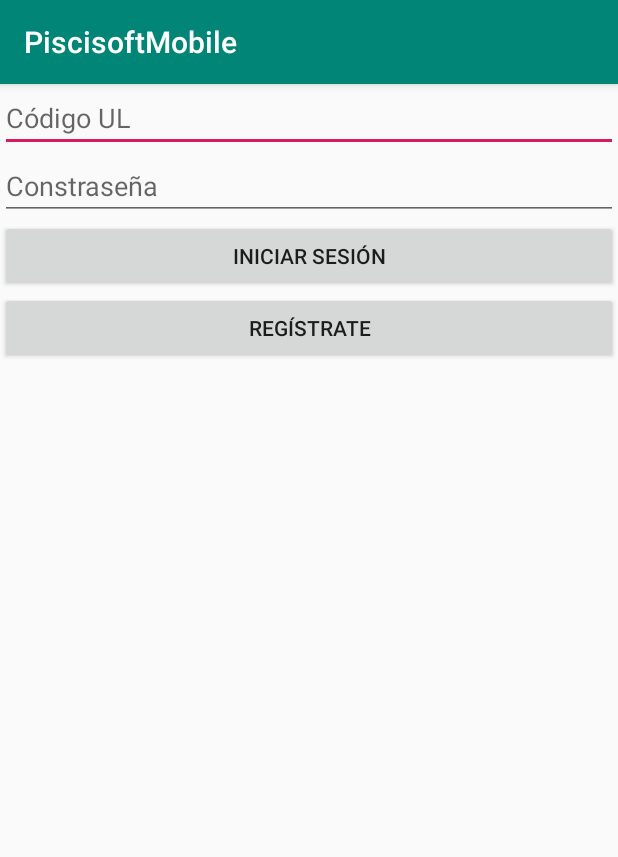
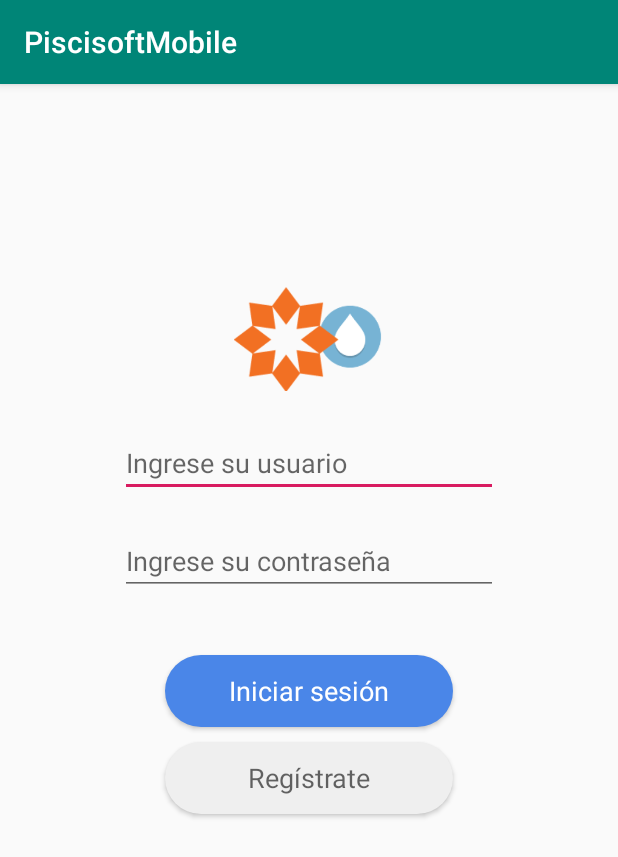
Before and after one commit to Giancarlo987/PisciSoft, an Android app: the screen it shows after launch (MainActivity), on a phone screen of 412 x 824 dp. Shown: the top 857 px of the screen. Run offline under Robolectric (Android 15) with nearby library versions, the phone set to English and light mode, and no system bars; our stand-ins replace Firebase (no records; nobody signed in at launch, a user with empty details on screens opened directly).

Commit message:
Ingrid
login y user activities

```diff
--- a/PiscisoftMobile/app/src/main/AndroidManifest.xml
+++ b/PiscisoftMobile/app/src/main/AndroidManifest.xml
@@ -15,7 +15,7 @@
             android:theme="@style/AppTheme.NoActionBar"></activity>
         <activity
             android:name=".SesionActivity"
-            android:label="@string/title_activity_sesion" />
+            android:label="@string/title_activity_sesion"/>
         <activity android:name=".RegistroActivity" />
         <activity android:name=".MainActivity">
             <intent-filter>
--- /dev/null
+++ b/PiscisoftMobile/app/src/main/res/drawable/boton_azul.xml
@@ -0,0 +1,10 @@
+<?xml version="1.0" encoding="utf-8"?>
+<shape xmlns:android="http://schemas.android.com/apk/res/android" >
+    <solid
+        android:color="#4A86E8"/>
+    <corners
+        android:bottomLeftRadius="50dp"
+        android:bottomRightRadius="50dp"
+        android:topLeftRadius="50dp"
+        android:topRightRadius="50dp" />
+</shape>
--- /dev/null
+++ b/PiscisoftMobile/app/src/main/res/drawable/boton_gris.xml
@@ -0,0 +1,10 @@
+<?xml version="1.0" encoding="utf-8"?>
+<shape xmlns:android="http://schemas.android.com/apk/res/android" >
+    <solid
+        android:color="#EFEFEF"/>
+    <corners
+        android:bottomLeftRadius="50dp"
+        android:bottomRightRadius="50dp"
+        android:topLeftRadius="50dp"
+        android:topRightRadius="50dp" />
+</shape>
--- a/PiscisoftMobile/app/src/main/res/layout/activity_main.xml
+++ b/PiscisoftMobile/app/src/main/res/layout/activity_main.xml
@@ -1,45 +1,69 @@
 <?xml version="1.0" encoding="utf-8"?>
-<androidx.constraintlayout.widget.ConstraintLayout xmlns:android="http://schemas.android.com/apk/res/android"
+<LinearLayout xmlns:android="http://schemas.android.com/apk/res/android"
     xmlns:app="http://schemas.android.com/apk/res-auto"
     xmlns:tools="http://schemas.android.com/tools"
+    android:orientation="vertical"
     android:layout_width="match_parent"
     android:layout_height="match_parent"
     tools:context=".MainActivity">
 
+
     <LinearLayout
         android:layout_width="match_parent"
         android:layout_height="match_parent"
+        android:layout_marginHorizontal="70dp"
+        android:layout_marginTop="120dp"
         android:orientation="vertical"
-        tools:layout_editor_absoluteX="180dp"
-        tools:layout_editor_absoluteY="232dp">
+        android:gravity="center_horizontal">
+
+
+        <ImageView
+            android:layout_width="100dp"
+            android:layout_height="100dp"
+            android:id="@+id/logo"
+            android:src="@drawable/logotipo"/>
+
 
         <EditText
             android:id="@+id/et_codigo"
             android:layout_width="match_parent"
             android:layout_height="wrap_content"
+            android:layout_margin="10dp"
             android:ems="10"
-            android:hint="Código UL"
+            android:hint="Ingrese su usuario"
             android:inputType="textPersonName" />
 
         <EditText
             android:id="@+id/et_password"
             android:layout_width="match_parent"
             android:layout_height="wrap_content"
+            android:layout_margin="10dp"
             android:ems="10"
-            android:hint="Constraseña"
+            android:hint="Ingrese su contraseña"
             android:inputType="textPassword" />
 
         <Button
             android:id="@+id/btn_iniciar_sesion"
             android:layout_width="match_parent"
             android:layout_height="wrap_content"
-            android:text="Iniciar sesión" />
+            android:layout_marginTop="30dp"
+            android:background="@drawable/boton_azul"
+            android:layout_marginLeft="40dp"
+            android:layout_marginRight="40dp"
+            android:text="Iniciar sesión"
+            android:textAppearance="@style/TextAppearance.AppCompat.Medium"
+            android:textColor="@android:color/white"/>
 
         <Button
             android:id="@+id/btn_registrarse"
             android:layout_width="match_parent"
             android:layout_height="wrap_content"
-            android:text="Regístrate" />
+            android:layout_marginTop="10dp"
+            android:background="@drawable/boton_gris"
+            android:layout_marginLeft="40dp"
+            android:layout_marginRight="40dp"
+            android:text="Regístrate"
+            android:textAppearance="@style/TextAppearance.AppCompat.Medium" />
 
     </LinearLayout>
-</androidx.constraintlayout.widget.ConstraintLayout>
+</LinearLayout>
--- a/PiscisoftMobile/app/src/main/res/layout/activity_sesion.xml
+++ b/PiscisoftMobile/app/src/main/res/layout/activity_sesion.xml
@@ -30,6 +30,6 @@
         app:layout_constraintRight_toRightOf="parent"
         app:layout_constraintTop_toTopOf="parent"
         app:layout_constraintVertical_bias="1.0"
-        app:navGraph="@navigation/mobile_navigation" />
+        app:navGraph="@navigation/mobile_navigation"/>
 
 </androidx.constraintlayout.widget.ConstraintLayout>
```
Also changed, not shown: PiscisoftMobile/app/src/main/res/drawable/boton_naranja.xml (added, +10 -0 lines), PiscisoftMobile/app/src/main/res/layout/fragment_perfil.xml (+47 -8 lines), PiscisoftMobile/app/src/main/res/drawable/logotipo.png (added), 1 other file.
